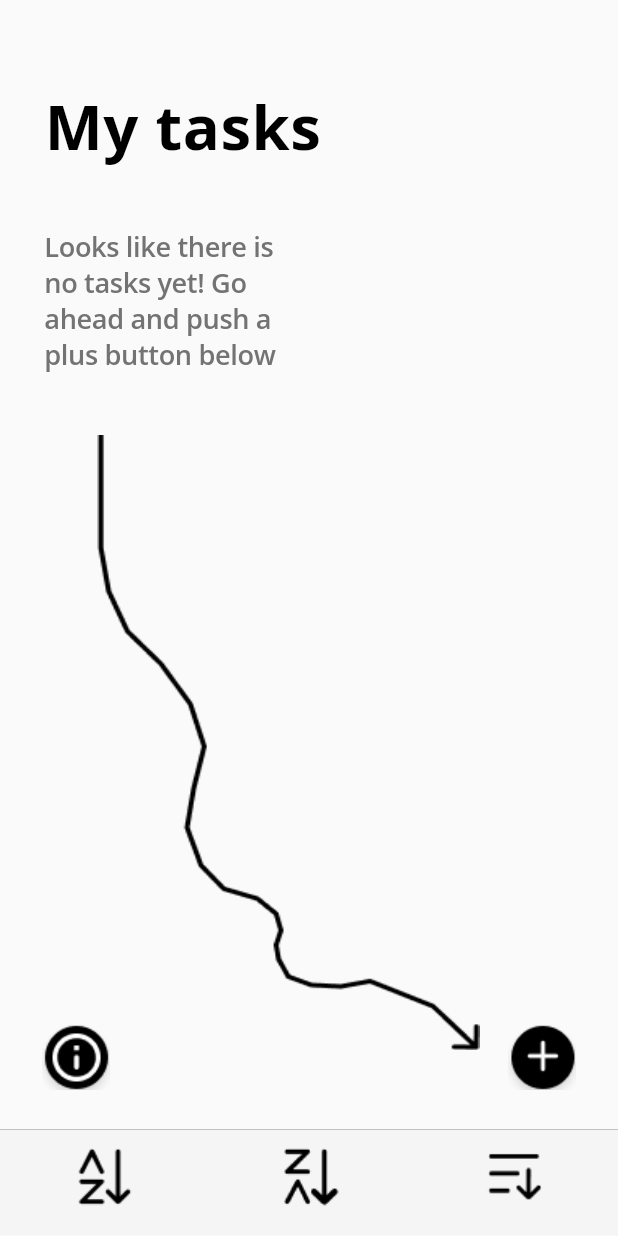
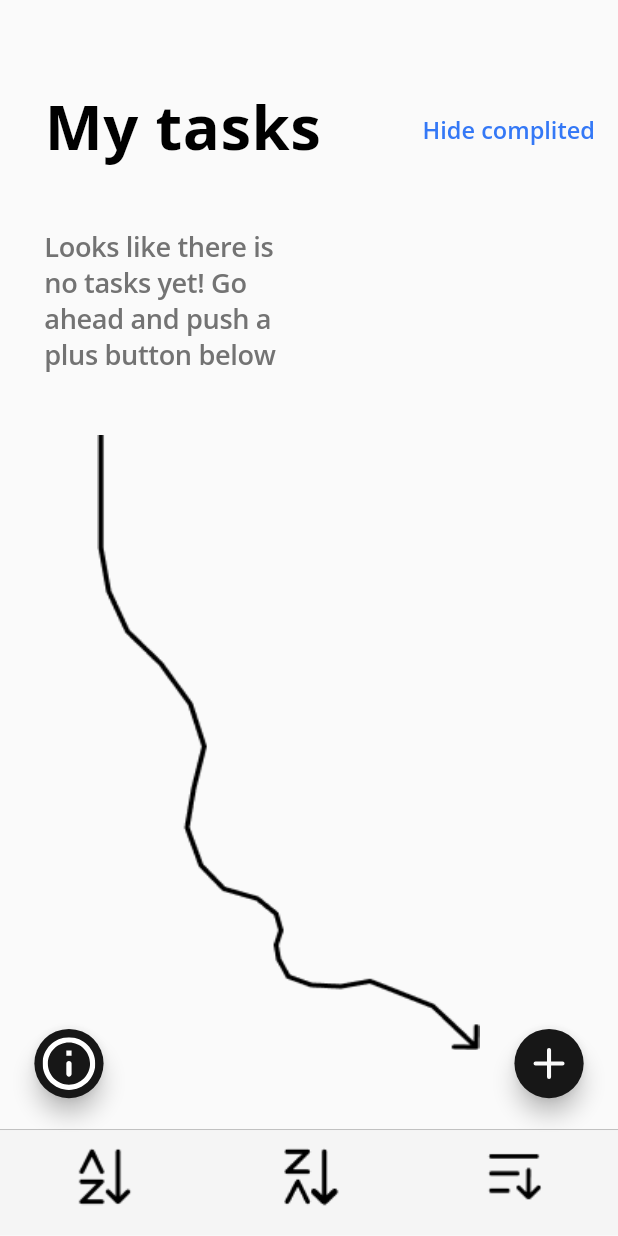
Before and after one commit to abezuglova/second_task, a Flutter app: the screen it shows after launch, on a phone screen of 412 x 824 dp. Run offline on Flutter 3.47's test engine with Material 2 defaults, Android fonts, the phone set to English and light mode, and no system bars; our stand-ins replace flutter_screenutil, flutter_svg, google_fonts.

Commit message:
floating action buttons fixed

```diff
--- a/lib/main.dart
+++ b/lib/main.dart
@@ -27,6 +27,22 @@ class MyApp extends StatelessWidget {
                   borderRadius: BorderRadius.all(Radius.circular(11.58.r)),
                 ),
                 elevation: 0,
+              ),
+            ),
+            floatingActionButtonTheme: FloatingActionButtonThemeData(
+              backgroundColor: AppColors.buttonBackgroundColor,
+              sizeConstraints: BoxConstraints(
+                minWidth: 42.w,
+                minHeight: 42.w,
+                maxWidth: 42.w,
+                maxHeight: 42.w,
+              ),
+            ),
+            textButtonTheme: TextButtonThemeData(
+              style: TextButton.styleFrom(
+                padding: EdgeInsets.zero,
+                minimumSize: Size.zero,
+                tapTargetSize: MaterialTapTargetSize.shrinkWrap,
               ),
             ),
             textTheme: TextTheme(
--- a/lib/presentation/assets/app_images.dart
+++ b/lib/presentation/assets/app_images.dart
@@ -5,4 +5,6 @@ class AppImages {
   static const alphaReversedSortIcon = 'images/alpha_reversed_sort_icon.png';
   static const timeSortIcon = 'images/time_sort_icon.png';
   static const arrowImage = 'images/arrow.png';
+  static const infoButton = 'images/info_icon.svg';
+  static const addButton = 'images/add_icon.svg';
 }
--- a/lib/presentation/pages/tasks_page/tasks_page.dart
+++ b/lib/presentation/pages/tasks_page/tasks_page.dart
@@ -20,10 +20,18 @@ class TasksPage extends StatelessWidget {
               crossAxisAlignment: CrossAxisAlignment.start,
               children: [
                 Row(
+                  mainAxisAlignment: MainAxisAlignment.spaceBetween,
                   children: [
                     Text(
                       'My tasks',
                       style: textTheme.headlineLarge,
+                    ),
+                    TextButton(
+                      onPressed: () {},
+                      child: Text(
+                        'Hide complited',
+                        style: textTheme.labelLarge,
+                      ),
                     ),
                   ],
                 ),
--- a/lib/presentation/pages/tasks_page/widgets/floating_buttons_widget.dart
+++ b/lib/presentation/pages/tasks_page/widgets/floating_buttons_widget.dart
@@ -1,5 +1,7 @@
 import 'package:flutter/material.dart';
 import 'package:flutter_screenutil/flutter_screenutil.dart';
+import 'package:flutter_svg/flutter_svg.dart';
+import 'package:second_task/presentation/assets/app_colors.dart';
 import 'package:second_task/presentation/assets/app_images.dart';
 
 class FloatingButtonsWidget extends StatelessWidget {
@@ -10,15 +12,21 @@ class FloatingButtonsWidget extends StatelessWidget {
     return Row(
       mainAxisAlignment: MainAxisAlignment.spaceBetween,
       children: [
-        Image(
-          image: const AssetImage(AppImages.infoIcon),
-          width: 52.w,
-          height: 52.w,
+        FloatingActionButton(
+          onPressed: () {},
+          child: SvgPicture.asset(
+            AppImages.infoButton,
+            width: 32.w,
+            height: 32.w,
+          ),
         ),
-        Image(
-          image: const AssetImage(AppImages.addIcon),
-          width: 52.w,
-          height: 52.w,
+        FloatingActionButton(
+          onPressed: () {},
+          child: SvgPicture.asset(
+            AppImages.addButton,
+            width: 20.35.w,
+            height: 20.35.w,
+          ),
         ),
       ],
     );
```
Also changed, not shown: images/add_icon.svg (added), images/info_icon.svg (added).
